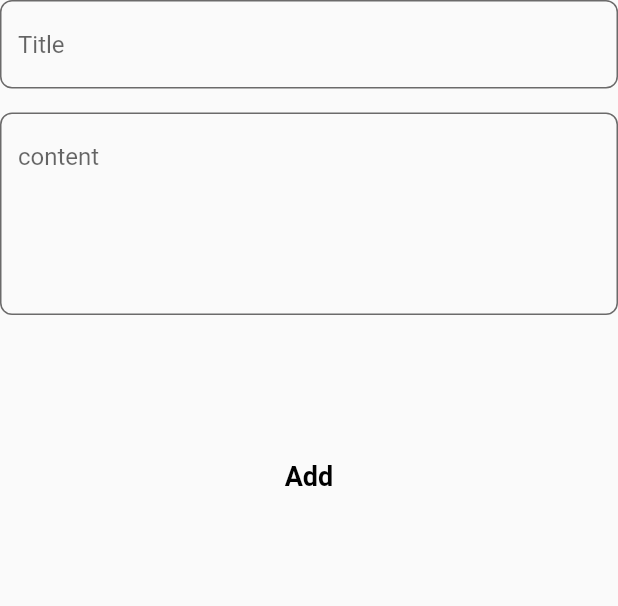
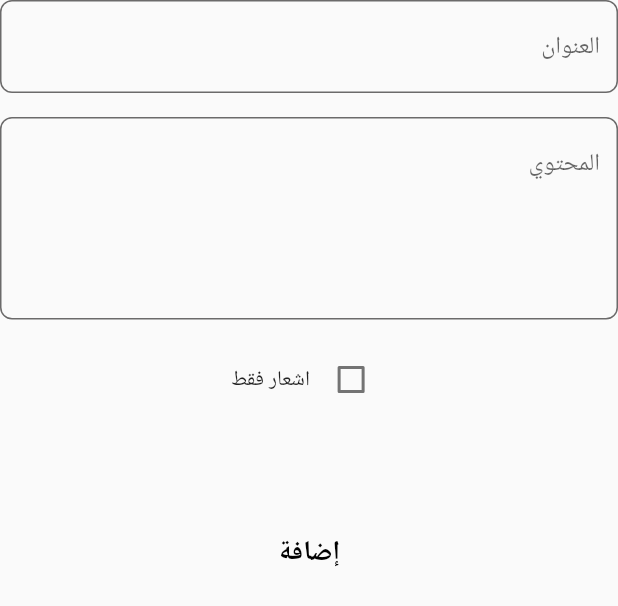
Before and after one commit to He-ema/Quran_app, a Flutter app: the AddNoteForm widget shown alone on an empty page, opened directly, on a phone screen of 412 x 824 dp. Shown: the top 606 px of the screen. Run offline on Flutter 3.47's test engine with Material 2 defaults, Android fonts, the phone set to English and light mode, and no system bars; our stand-ins replace bloc, cloud_firestore, connectivity_plus, firebase_core, firebase_messaging, flutter_bloc and 3 more; missing offline and left inert: day_night_switcher, quran; accounts and stored records are empty.

Commit message:
arabic app

```diff
--- a/lib/constants.dart
+++ b/lib/constants.dart
@@ -2,4 +2,8 @@ const String kTitle = 'title';
 const String kSubTitle = 'subTitle';
 const String kDate = 'date';
 const String kAddingDate = 'addingDate';
+const String kToken = 'token';
 const String kAzkarCollection = 'Azkar';
+const String kTokenCollection = 'Tokens';
+const String kServerToken =
+    'AAAA0LVEUkE:APA91bE04_tPEOtCJLRaq5wt5ZFXHqS6ZPuSkzF_klUcq9EKm0epvbP26_NSO2IArFI8XbxAKJUpiC1fdd3QtUQi7HDjqpS1Ivk_xPje_ymLmX-SZFtFsVt9oWHB2ifU4B1n_TuvVm98';
--- a/lib/cubits/firebase_cubit/firebase_cubit.dart
+++ b/lib/cubits/firebase_cubit/firebase_cubit.dart
@@ -2,16 +2,21 @@ import 'dart:convert';
 
 import 'package:bloc/bloc.dart';
 import 'package:cloud_firestore/cloud_firestore.dart';
+import 'package:firebase_messaging/firebase_messaging.dart';
 import 'package:meta/meta.dart';
 import 'package:prayer/constants.dart';
 import 'package:prayer/models/notification_model.dart';
+import 'package:http/http.dart' as http;
 part 'firebase_state.dart';
 
 class FirebaseCubit extends Cubit<FirebaseState> {
   FirebaseCubit() : super(FirebaseInitial());
   List<NotificationModel> notificationList = [];
+  List<String> tokensList = [];
   CollectionReference azkar =
       FirebaseFirestore.instance.collection(kAzkarCollection);
+  CollectionReference tokens =
+      FirebaseFirestore.instance.collection(kTokenCollection);
   void AddNotification({required String title, required String subtitle}) {
     azkar.add({
       kTitle: title,
@@ -32,5 +37,46 @@ class FirebaseCubit extends Cubit<FirebaseState> {
     });
   }
 
-  void sendNotification(String title, String body, List tokens) async {}
+  void sendNotification(String title, String body, List tokens) async {
+    for (int i = 0; i < tokens.length; i++) {
+      await http.post(
+        Uri.parse('https://fcm.googleapis.com/fcm/send'),
+        headers: <String, String>{
+          'Content-Type': 'application/json',
+          'Authorization': 'key=$kServerToken',
+        },
+        body: jsonEncode(
+          <String, dynamic>{
+            'notification': <String, dynamic>{
+              'body': body,
+              'title': title,
+            },
+            'priority': 'high',
+            'data': <String, dynamic>{
+              'click_action': 'FLUTTER_NOTIFICATION_CLICK',
+              'id': '1',
+              'status': 'done'
+            },
+            'to': tokens[i],
+          },
+        ),
+      );
+    }
+  }
+
+  void AddToken() async {
+    tokens.add({
+      kToken: await FirebaseMessaging.instance.getToken(),
+    });
+  }
+
+  void getTokens() {
+    tokens.snapshots().listen((event) {
+      tokensList.clear();
+      for (var doc in event.docs) {
+        tokensList.add(doc[kToken]);
+      }
+      emit(FirebaseSuccess(notificationList: notificationList));
+    });
+  }
 }
--- a/lib/helpers/quran_side_bar.dart
+++ b/lib/helpers/quran_side_bar.dart
@@ -31,7 +31,7 @@ class _QuranSideBarState extends State<QuranSideBar> {
           const Padding(
             padding: EdgeInsets.only(left: 16.0),
             child: Text(
-              'Settings',
+              'الإعدادات',
               style: TextStyle(fontSize: 21),
             ),
           ),
@@ -45,19 +45,19 @@ class _QuranSideBarState extends State<QuranSideBar> {
               size: 30,
             ),
             title: const Text(
-              'Go to Mark ',
+              'اذهب الي العلامة ',
               style: TextStyle(fontSize: 16),
             ),
             onTap: widget.onTap,
           ),
           ListTile(
             leading: const Icon(FontAwesomeIcons.fileLines),
-            title: const Text('Go to page'),
+            title: const Text('أختر صفحة'),
             onTap: widget.goToPageOnTap,
           ),
           ListTile(
             leading: const Icon(FontAwesomeIcons.bookQuran),
-            title: const Text('Go to Surah'),
+            title: const Text('أختر سورة'),
             onTap: widget.goToSurahOnTap,
           ),
           ListTile(
@@ -78,7 +78,7 @@ class _QuranSideBarState extends State<QuranSideBar> {
                 },
               ),
             ),
-            title: const Text('Mode'),
+            title: const Text('الوضع الداكن'),
             onTap: () {},
           ),
         ],
--- a/lib/helpers/side_bar.dart
+++ b/lib/helpers/side_bar.dart
@@ -25,7 +25,7 @@ class _SideBarState extends State<SideBar> {
           const Padding(
             padding: EdgeInsets.only(left: 16.0),
             child: Text(
-              'Settings',
+              'الإعدادات',
               style: TextStyle(fontSize: 21),
             ),
           ),
@@ -50,7 +50,7 @@ class _SideBarState extends State<SideBar> {
                 },
               ),
             ),
-            title: const Text('Mode'),
+            title: const Text('الوضع الداكن'),
             onTap: () {},
           ),
         ],
--- a/lib/pages/splash_screen.dart
+++ b/lib/pages/splash_screen.dart
@@ -15,6 +15,7 @@ class _SplasherState extends State<Splasher> {
   @override
   void initState() {
     super.initState();
+
     Future.delayed(const Duration(seconds: 3)).then((value) {
       Navigator.of(context).pushReplacement(CupertinoPageRoute(
         builder: (context) => const HomePage(),
--- a/lib/widgets/add_note_form.dart
+++ b/lib/widgets/add_note_form.dart
@@ -17,8 +17,17 @@ class _AddNoteFormState extends State<AddNoteForm> {
   final GlobalKey<FormState> formKey = GlobalKey();
   AutovalidateMode autovalidateMode = AutovalidateMode.disabled;
   String? title, subTitle;
+  bool checkBoxValue = false;
+  @override
+  void initState() {
+    // TODO: implement initState
+    super.initState();
+    BlocProvider.of<FirebaseCubit>(context).getTokens();
+  }
+
   @override
   Widget build(BuildContext context) {
+    var tokensList = BlocProvider.of<FirebaseCubit>(context).tokensList;
     return Form(
       autovalidateMode: autovalidateMode,
       key: formKey,
@@ -27,7 +36,7 @@ class _AddNoteFormState extends State<AddNoteForm> {
           onSaved: (value) {
             title = value;
           },
-          hint: 'Title',
+          hint: 'العنوان',
         ),
         const SizedBox(
           height: 16,
@@ -36,11 +45,23 @@ class _AddNoteFormState extends State<AddNoteForm> {
           onSaved: (value) {
             subTitle = value;
           },
-          hint: 'content',
+          hint: 'المحتوي',
           maxLines: 5,
         ),
         const SizedBox(
           height: 16,
+        ),
+        Row(
+          mainAxisAlignment: MainAxisAlignment.center,
+          children: [
+            Text('اشعار فقط '),
+            Checkbox(
+                value: checkBoxValue,
+                onChanged: (isChecked) {
+                  checkBoxValue = isChecked!;
+                  setState(() {});
+                }),
+          ],
         ),
         const SizedBox(
           height: 64,
@@ -50,8 +71,16 @@ class _AddNoteFormState extends State<AddNoteForm> {
           onTap: () {
             if (formKey.currentState!.validate()) {
               formKey.currentState!.save();
-              BlocProvider.of<FirebaseCubit>(context)
-                  .AddNotification(title: title!, subtitle: subTitle!);
+              if (checkBoxValue) {
+                BlocProvider.of<FirebaseCubit>(context)
+                    .sendNotification(title!, subTitle!, tokensList);
+              } else {
+                BlocProvider.of<FirebaseCubit>(context)
+                    .AddNotification(title: title!, subtitle: subTitle!);
+                BlocProvider.of<FirebaseCubit>(context)
+                    .sendNotification(title!, subTitle!, tokensList);
+              }
+
               Navigator.pop(context);
             } else {
               autovalidateMode = AutovalidateMode.always;
--- a/lib/widgets/custom_button.dart
+++ b/lib/widgets/custom_button.dart
@@ -21,7 +21,7 @@ class CustomButton extends StatelessWidget {
                     color: Colors.black,
                   )
                 : const Text(
-                    'Add',
+                    'إضافة',
                     style: TextStyle(
                         fontSize: 18,
                         color: Colors.black,
--- a/lib/widgets/custom_notification_item.dart
+++ b/lib/widgets/custom_notification_item.dart
@@ -28,7 +28,6 @@ class CustomNotificationItem extends StatelessWidget {
                 item.subTitle,
                 style: TextStyle(
                   fontSize: 18,
-                  color: Colors.black.withOpacity(0.7),
                   fontWeight: FontWeight.bold,
                 ),
               ),
--- a/lib/widgets/custom_text_form_field.dart
+++ b/lib/widgets/custom_text_form_field.dart
@@ -15,6 +15,7 @@ class CustomTextField extends StatelessWidget {
   @override
   Widget build(BuildContext context) {
     return TextFormField(
+      textAlign: TextAlign.right,
       onChanged: onChanged,
       onSaved: onSaved,
       validator: (value) {
--- a/lib/widgets/notification_app_bar.dart
+++ b/lib/widgets/notification_app_bar.dart
@@ -11,7 +11,7 @@ class NotificationAppBar extends StatelessWidget {
           height: 50,
         ),
         Text(
-          "Notifications",
+          "تذكيرات",
           style: TextStyle(fontSize: 21),
         ),
         SizedBox(
--- a/lib/widgets/notification_page_list_view.dart
+++ b/lib/widgets/notification_page_list_view.dart
@@ -25,6 +25,8 @@ class _NotificationListViewState extends State<NotificationListView> {
         var notificationList =
             BlocProvider.of<FirebaseCubit>(context).notificationList;
         return ListView.builder(
+          physics: BouncingScrollPhysics(),
+          padding: EdgeInsets.zero,
           itemCount: notificationList.length,
           itemBuilder: (context, index) =>
               CustomNotificationItem(item: notificationList[index]),
--- a/pubspec.yaml
+++ b/pubspec.yaml
@@ -33,14 +33,16 @@ dependencies:
   cupertino_icons: ^1.0.2
   day_night_switcher: ^0.2.0+1
   firebase_core: ^2.15.0
+  firebase_messaging: ^14.6.5
   flutter:
     sdk: flutter
   flutter_bloc: ^8.1.3
   font_awesome_flutter: ^10.5.0
   hive: ^2.2.3
   hive_flutter: ^1.1.0
+  http: ^1.1.0
   quran: ^1.2.2
-  firebase_messaging: ^14.6.5
+  connectivity_plus: ^4.0.2
 
 dev_dependencies:
   build_runner: ^2.4.6
```
Also changed, not shown: lib/pages/home_page.dart (+18 -0 lines), pubspec.lock.
